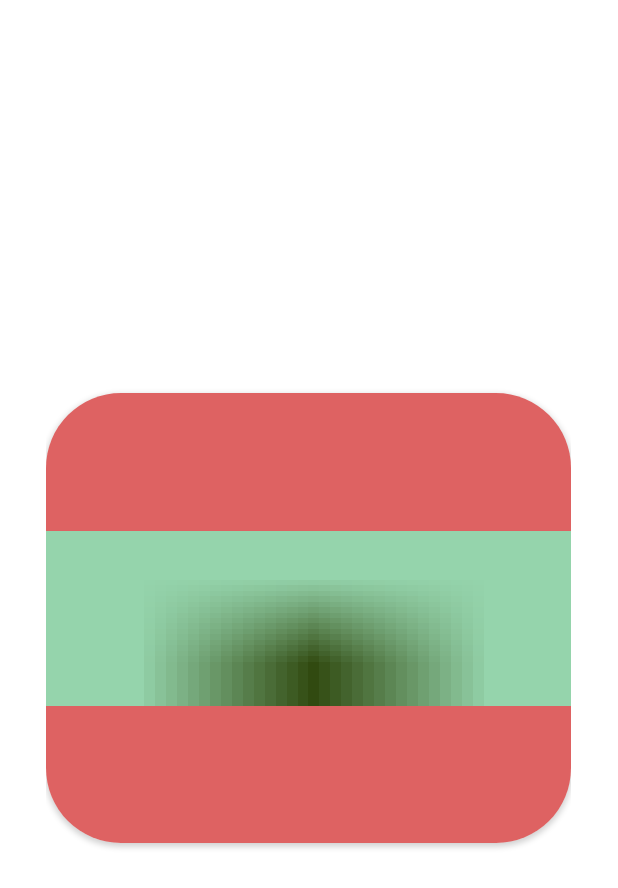
After one commit to p4ulor/NutritionTrackerApp, an Android app: the layout dialog_add_edible.xml on its own in the app's theme, with its tools: preview values and no code run, on a phone screen of 412 x 824 dp. The commit adds this screen. Shown: the top 888 px of the screen. Run offline under Robolectric (Android 15) with nearby library versions, the phone set to English and light mode, and no system bars.

Commit message:
Tried adding gif on alert dialog on adding edible button

```diff
--- a/NutritionTracker/app/build.gradle
+++ b/NutritionTracker/app/build.gradle
@@ -72,6 +72,12 @@ dependencies {
     // To use Kotlin annotation processing tool (kapt)
     kapt "androidx.room:room-compiler:$roomVersion"
 
+    // Material Design (cardview)
+    implementation 'com.google.android.material:material:1.0.0'
+
+    // Gif drawable
+    implementation 'pl.droidsonroids.gif:android-gif-drawable:1.2.24'
+
     //implementation("it.skrape:skrapeit:0-SNAPSHOT") // version number will stay - implementation may change ...
 
 
--- a/NutritionTracker/app/src/main/java/paulor/nutritiontrackerkotlin/fragments/FoodsAndMealsFragment.kt
+++ b/NutritionTracker/app/src/main/java/paulor/nutritiontrackerkotlin/fragments/FoodsAndMealsFragment.kt
@@ -1,6 +1,7 @@
 package paulor.nutritiontrackerkotlin.fragments
 
 import android.app.AlertDialog
+import android.app.Dialog
 import android.os.Bundle
 import androidx.fragment.app.Fragment
 import androidx.fragment.app.activityViewModels
@@ -9,17 +10,20 @@ import androidx.navigation.fragment.findNavController
 import androidx.navigation.navOptions
 import androidx.recyclerview.widget.LinearLayoutManager
 import androidx.recyclerview.widget.RecyclerView
-import paulor.nutritiontrackerkotlin.MainActivityViewModel
 import paulor.nutritiontrackerkotlin.databinding.FragmentFoodsAndMealsBinding
-import paulor.nutritiontrackerkotlin.log
 import paulor.nutritiontrackerkotlin.views.FoodsAndMealsAdapter
 import paulor.nutritiontrackerkotlin.views.OnItemClickListener
 
 import android.view.*
-import android.widget.EditText
-import paulor.nutritiontrackerkotlin.R
-import paulor.nutritiontrackerkotlin.mapper
+import android.widget.*
+import paulor.nutritiontrackerkotlin.*
+import paulor.nutritiontrackerkotlin.model.Compound
 import paulor.nutritiontrackerkotlin.model.Food
+import paulor.nutritiontrackerkotlin.model.Nutrient
+import pl.droidsonroids.gif.GifImageView
+import pl.droidsonroids.gif.GifDrawable
+import java.io.File
+
 
 private const val TAG = "FoodsAndMealsFragment"
 
@@ -77,6 +81,17 @@ class FoodsAndMealsFragment : Fragment(), OnItemClickListener {
                 .show()
         }
 
+        binding.addNewEdibleButton.setOnClickListener {
+            val dialog = Dialog(requireContext())
+            dialog.requestWindowFeature(Window.FEATURE_NO_TITLE)
+            dialog.setCanceledOnTouchOutside(true) //Sets whether this dialog is canceled when touched outside the window's bounds. If setting to true, the dialog is set to be cancelable if not already set
+            dialog.setContentView(R.layout.dialog_add_edible)
+            val gif = dialog.findViewById<GifImageView>(R.id.gifImageView)
+            //val gifFromAssets = GifDrawable(resources, R.drawable.food)
+            //gif.background = gifFromAssets
+            dialog.show()
+        }
+
         viewModel.foods?.observe(viewLifecycleOwner) {
             foodAndMealAdapter.loadNewHistoryData(it)
         }
--- /dev/null
+++ b/NutritionTracker/app/src/main/res/layout/dialog_add_edible.xml
@@ -0,0 +1,33 @@
+<?xml version="1.0" encoding="utf-8"?>
+<androidx.constraintlayout.widget.ConstraintLayout xmlns:android="http://schemas.android.com/apk/res/android"
+    xmlns:app="http://schemas.android.com/apk/res-auto"
+    xmlns:tools="http://schemas.android.com/tools"
+    android:layout_width="350dp"
+    android:layout_height="match_parent"
+    android:layout_gravity="center">
+
+    <androidx.cardview.widget.CardView
+        android:layout_width="wrap_content"
+        android:layout_height="wrap_content"
+        app:cardCornerRadius="50dp"
+        app:layout_constraintBottom_toBottomOf="parent"
+        app:layout_constraintEnd_toEndOf="parent"
+        app:layout_constraintStart_toStartOf="parent"
+        app:layout_constraintTop_toTopOf="parent">
+
+        <pl.droidsonroids.gif.GifImageView
+            android:id="@+id/gifImageView"
+            android:layout_width="wrap_content"
+            android:layout_height="300dp"
+            android:adjustViewBounds="true"
+            android:background="#DE6262"
+            android:cropToPadding="true"
+            android:src="@drawable/food"
+            app:layout_constraintBottom_toBottomOf="parent"
+            app:layout_constraintEnd_toEndOf="parent"
+            app:layout_constraintStart_toStartOf="parent"
+            app:layout_constraintTop_toTopOf="parent" />
+    </androidx.cardview.widget.CardView>
+
+
+</androidx.constraintlayout.widget.ConstraintLayout>
```
Also changed, not shown: NutritionTracker/app/src/main/res/drawable-anydpi/food.gif (added), NutritionTracker/app/src/main/res/drawable-anydpi/kekwgold.gif (added), 2 other files.
